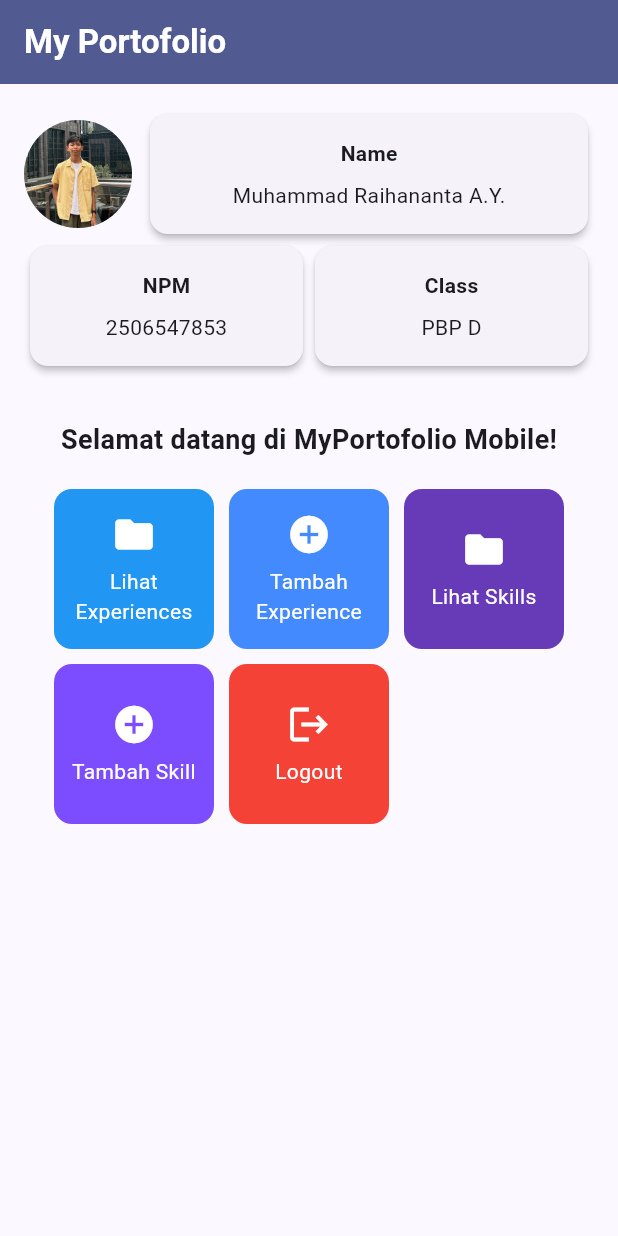
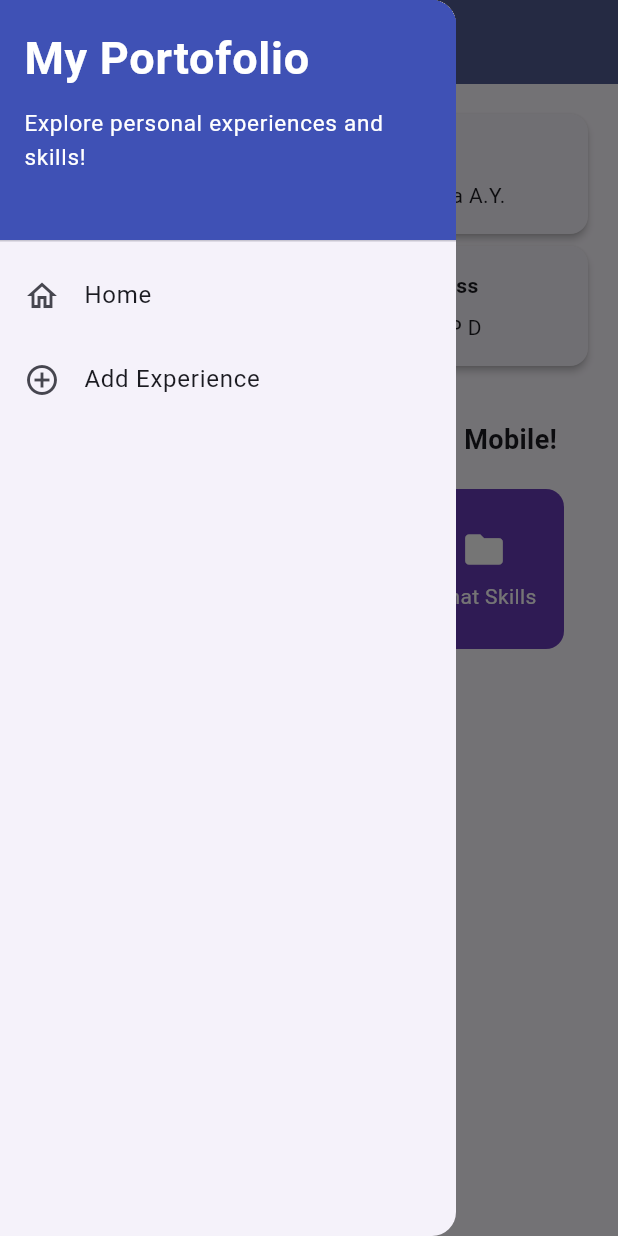
Before and after one commit to Flixidk/myportofolio_mobile, a Flutter app: the screen it shows after launch, with the side drawer open (before the commit the screen has no drawer), on a phone screen of 412 x 824 dp. Run offline on Flutter 3.47's test engine with Material 3 defaults, Android fonts, the phone set to English and light mode, and no system bars; our stand-ins replace material_ui.

Commit message:
feat: add drawer menu in appbar for navigation

```diff
--- a/lib/main.dart
+++ b/lib/main.dart
@@ -1,4 +1,4 @@
-import 'package:flutter/material.dart';
+import 'package:material_ui/material_ui.dart';
 import 'package:myportofolio_mobile/menu.dart';
 
 void main() {
--- a/lib/menu.dart
+++ b/lib/menu.dart
@@ -1,4 +1,5 @@
-import 'package:flutter/material.dart';
+import 'package:material_ui/material_ui.dart';
+import 'package:myportofolio_mobile/widgets/left_drawer.dart';
 
 class MyHomePage extends StatelessWidget {
   MyHomePage({super.key});
@@ -23,10 +24,16 @@ class MyHomePage extends StatelessWidget {
       appBar: AppBar(
         title: const Text(
           'My Portofolio',
-          style: TextStyle(color: Colors.white, fontWeight: FontWeight.bold),
+          style: TextStyle(
+            color: Colors.white,
+            fontWeight: FontWeight.bold
+          ),
         ),
         backgroundColor: Theme.of(context).colorScheme.primary,
+        iconTheme: const IconThemeData(color: Colors.white),
       ),
+
+      drawer: const LeftDrawer(),
 
       // Body halaman utama dengan padding di sekelilingnya.
       body: Padding(
@@ -87,9 +94,7 @@ class MyHomePage extends StatelessWidget {
                     crossAxisCount: 3,
                     // shrinkWrap agar ukuran kisi menyesuaikan tinggi konten anak.
                     shrinkWrap: true,
-                    children: items.map((ItemHomepage item) {
-                      return ItemCard(item);
-                    }).toList(),
+                    children: items.map((item) => ItemCard(item)).toList(),
                   ),
                 ],
               ),
--- /dev/null
+++ b/lib/widgets/left_drawer.dart
@@ -0,0 +1,64 @@
+import 'package:material_ui/material_ui.dart';
+import 'package:myportofolio_mobile/menu.dart';
+// TODO: Impor halaman ProjectFormPage jika sudah dibuat
+
+class LeftDrawer extends StatelessWidget {
+  const LeftDrawer({super.key});
+
+  @override
+  Widget build(BuildContext context) {
+    return Drawer(
+      child: ListView(
+        children: [
+          const DrawerHeader(
+            decoration: BoxDecoration(
+              color: Colors.indigo,
+            ),
+            child : Column(
+              crossAxisAlignment: CrossAxisAlignment.start,
+              children: [
+                Text(
+                  'My Portofolio',
+                  style: TextStyle(
+                    fontSize: 30,
+                    fontWeight: FontWeight.bold,
+                    color: Colors.white,
+                  ),
+                ),
+                SizedBox(height: 10),
+                Text(
+                  'Explore personal experiences and skills!',
+                  style: TextStyle(
+                    fontSize: 15,
+                    color: Colors.white,
+                  ),
+                ),
+              ],
+            )
+          ),
+          ListTile(
+            leading: const Icon(Icons.home_outlined),
+            title: const Text('Home'),
+            // Navigasi ke home portofolio
+            onTap: (){
+              Navigator.pushReplacement(
+                context,
+                MaterialPageRoute(
+                  builder: (context) => MyHomePage()
+                  ),
+              );
+            },
+          ),
+          ListTile(
+            leading: const Icon(Icons.add_circle_outline),
+            title: const Text('Add Experience'),
+            // Navigasi ke halaman add experience
+            onTap: (){
+              // Todo
+            },
+          )
+        ],
+      ),
+    );
+  }
+}
--- a/pubspec.yaml
+++ b/pubspec.yaml
@@ -34,6 +34,7 @@ dependencies:
   # The following adds the Cupertino Icons font to your application.
   # Use with the CupertinoIcons class for iOS style icons.
   cupertino_icons: ^1.0.8
+  material_ui: ^1.11.0
 
 dev_dependencies:
   flutter_test:
```
Also changed, not shown: pubspec.lock.
